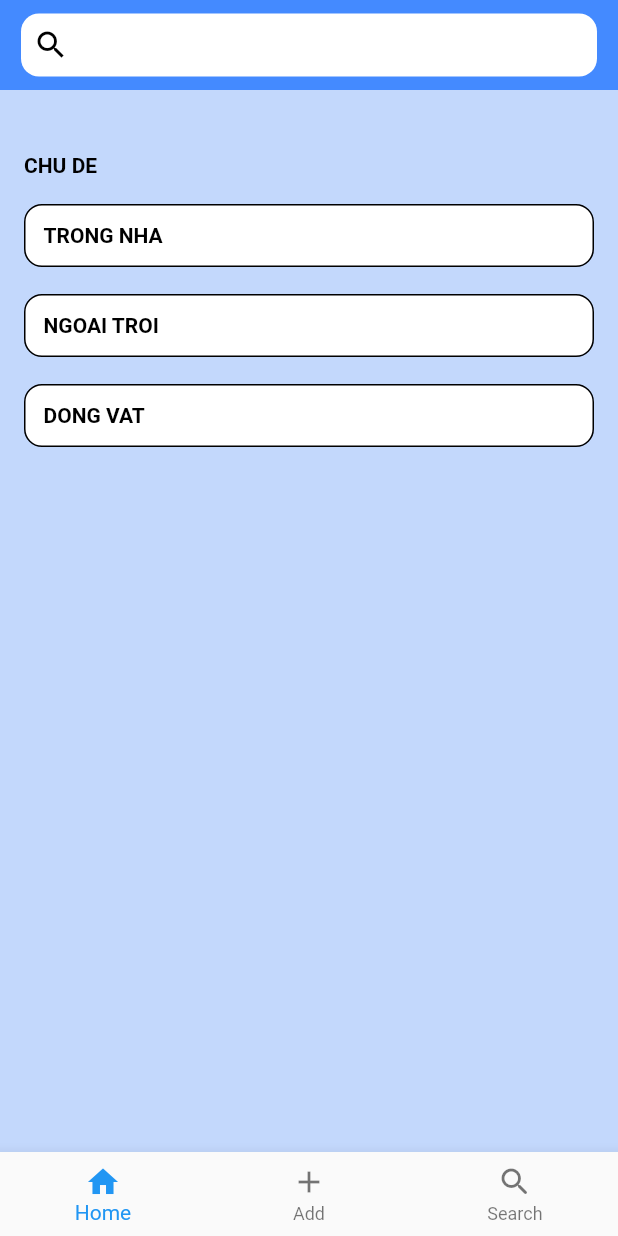
After one commit to Truong-AQ/FrontEndProject, a Flutter app: the Home screen opened directly, on a phone screen of 412 x 824 dp. The commit adds this screen. Run offline on Flutter 3.47's test engine with Material 2 defaults, Android fonts, the phone set to English and light mode, and no system bars; our stand-ins replace state_notifier; missing offline and left inert: flutter_state_notifier.

Commit message:
screen-home

```diff
--- a/lib/main.dart
+++ b/lib/main.dart
@@ -1,5 +1,5 @@
 import 'package:flutter/material.dart';
-import 'package:project/screens/questions/order_sentence/ui.dart';
+import 'package:project/screens/home/ui.dart';
 
 void main() {
   runApp(MyApp());
@@ -20,7 +20,7 @@ class Test extends StatelessWidget {
     return TextButton(
         onPressed: () {
           Navigator.push(context, MaterialPageRoute(builder: (_) {
-            return OrderSentence.withDependency();
+            return Home.withDependency();
           }));
         },
         child: Text('Enter'));
--- a/lib/resources/colors.dart
+++ b/lib/resources/colors.dart
@@ -11,3 +11,5 @@ const color6 = Color(0xFF5CF286);
 const color7 = Colors.red;
 const color8 = Colors.grey;
 const color9 = Colors.greenAccent;
+const color10 = Colors.blueAccent;
+final color11 = color10.withOpacity(0.3);
--- a/lib/resources/dimens.dart
+++ b/lib/resources/dimens.dart
@@ -16,3 +16,7 @@ const dimen15 = 90.0;
 const dimen16 = 1.0;
 const dimen17 = 42.0;
 const dimen18 = 2.0;
+const dimen19 = 4.0;
+const dimen20 = 60.0;
+const dimen21 = 8.0;
+const dimen22 = 7.0;
--- a/lib/resources/styles.dart
+++ b/lib/resources/styles.dart
@@ -1,6 +1,7 @@
 import 'package:flutter/cupertino.dart';
 import 'package:flutter/material.dart';
 
+import 'colors.dart';
 import 'dimens.dart';
 
 const style1 = EdgeInsets.symmetric(horizontal: dimen3);
@@ -8,3 +9,9 @@ final style2 = InputDecoration(
   border: OutlineInputBorder(borderRadius: BorderRadius.circular(dimen4)),
 );
 const style3 = TextStyle(fontWeight: FontWeight.bold, fontSize: dimen6);
+final style4 =
+    TextStyle(color: color2, fontWeight: FontWeight.bold, fontSize: dimen6);
+final style5 = BoxDecoration(
+    borderRadius: BorderRadius.circular(dimen3),
+    color: color4,
+    border: Border.all());
--- /dev/null
+++ b/lib/screens/home/data.dart
@@ -0,0 +1,11 @@
+class LoginData {
+  String name, password;
+  bool process = false;
+  LoginData copy() {
+    final clone = LoginData();
+    clone.name = name;
+    clone.password = password;
+    clone.process = process;
+    return clone;
+  }
+}
--- /dev/null
+++ b/lib/screens/home/ui.dart
@@ -0,0 +1,105 @@
+import 'package:flutter/cupertino.dart';
+import 'package:flutter/material.dart';
+import 'package:project/resources/colors.dart';
+import 'package:project/resources/dimens.dart';
+import 'package:project/resources/styles.dart';
+import 'package:project/screens/login/controller.dart';
+import 'package:project/screens/login/data.dart';
+import 'package:flutter_state_notifier/flutter_state_notifier.dart';
+
+// ignore: must_be_immutable
+class Home extends StatelessWidget {
+  static withDependency() {
+    return StateNotifierProvider<LoginController, LoginData>(
+        create: (_) => LoginController(), child: Home());
+  }
+
+  @override
+  Widget build(BuildContext context) {
+    return Scaffold(
+        body: SafeArea(
+          child: LayoutBuilder(builder: (context, constraint) {
+            return SingleChildScrollView(
+              child: ConstrainedBox(
+                constraints: BoxConstraints(minHeight: constraint.maxHeight),
+                child: IntrinsicHeight(
+                    child: Column(
+                  children: [
+                    _buildSearch(context),
+                    Expanded(child: _buildBody(context))
+                  ],
+                )),
+              ),
+            );
+          }),
+        ),
+        bottomNavigationBar: _buildBottomNavigationBar());
+  }
+
+  Widget _buildSearch(BuildContext context) {
+    return Container(
+      width: MediaQuery.of(context).size.width,
+      padding: EdgeInsets.symmetric(horizontal: dimen6, vertical: dimen5),
+      height: dimen20,
+      color: color10,
+      child: Container(
+        decoration: BoxDecoration(
+          borderRadius: BorderRadius.circular(dimen3),
+          color: color4,
+        ),
+        child: Row(
+          children: [
+            SizedBox(width: dimen21),
+            Icon(Icons.search, color: color2),
+            SizedBox(width: dimen21),
+            Expanded(
+                child: TextField(
+                    decoration: InputDecoration(
+                        border: InputBorder.none,
+                        contentPadding: EdgeInsets.only(bottom: dimen22)))),
+            SizedBox(width: dimen21)
+          ],
+        ),
+      ),
+    );
+  }
+
+  Widget _buildBody(BuildContext context) {
+    return Container(
+      alignment: Alignment.topLeft,
+      color: color11,
+      padding: EdgeInsets.only(
+          top: dimen17, left: dimen9, right: dimen9, bottom: dimen12),
+      child: Column(
+        crossAxisAlignment: CrossAxisAlignment.start,
+        children: [
+          Text('CHU DE', style: style4),
+          SizedBox(height: dimen12),
+          for (int i = 0; i < resultSearch.length; i++)
+            _buildResultSearch(resultSearch[i]),
+        ],
+      ),
+    );
+  }
+
+  Widget _buildResultSearch(String text) {
+    return Container(
+      decoration: style5,
+      alignment: Alignment.topLeft,
+      margin: EdgeInsets.only(bottom: dimen12),
+      padding: EdgeInsets.all(dimen3),
+      child: Text(text, style: style4),
+    );
+  }
+
+  Widget _buildBottomNavigationBar() {
+    return BottomNavigationBar(items: [
+      BottomNavigationBarItem(icon: Icon(Icons.home), label: 'Home'),
+      BottomNavigationBarItem(icon: Icon(Icons.add), label: 'Add'),
+      BottomNavigationBarItem(
+          icon: Icon(Icons.search_rounded), label: 'Search'),
+    ]);
+  }
+
+  List<String> resultSearch = ['TRONG NHA', 'NGOAI TROI', 'DONG VAT'];
+}
--- a/lib/screens/questions/order_sentence/controller.dart
+++ b/lib/screens/questions/order_sentence/controller.dart
@@ -19,7 +19,6 @@ class OrderSentenceController extends StateNotifier<OrderSentenceData> {
         state.answers[i] = state.answerUser[index];
         break;
       }
-      ;
     }
     state.answerUser[index] = '';
     for (int i = index; i < state.correctAnswer.length; i++) {
```
Also changed, not shown: lib/screens/home/api.dart (added, +13 -0 lines), lib/screens/home/controller.dart (added, +33 -0 lines).
